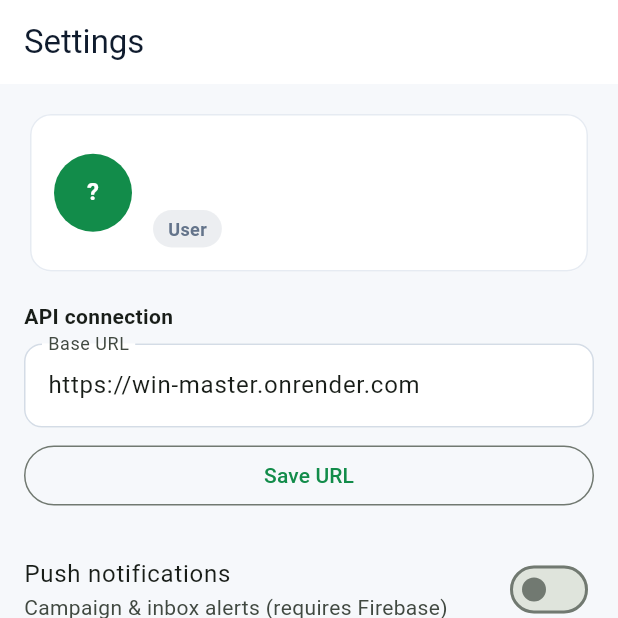
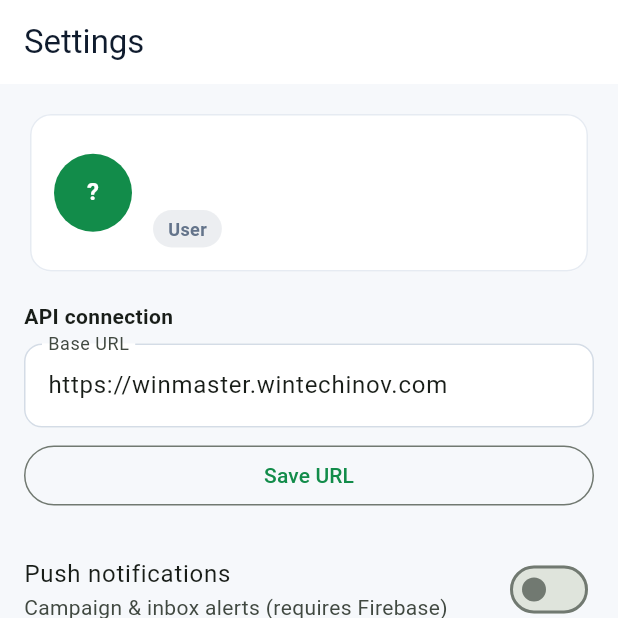
Before and after one commit to navin4489-ai/win-master, a Flutter app: the SettingsScreen screen opened by its route, on a phone screen of 412 x 824 dp, the top half of it. Run offline on Flutter 3.47's test engine with Material 3 defaults, Android fonts, the phone set to English and light mode, and no system bars; our stand-ins replace flutter_riverpod, flutter_secure_storage, go_router; accounts and stored records are empty.

Commit message:
Point mobile app to winmaster.wintechinov.com by default; add Cloudflare+Render custom domain setup guide

```diff
--- a/mobile/lib/core/config.dart
+++ b/mobile/lib/core/config.dart
@@ -4,7 +4,7 @@ class AppConfig {
   /// API base URL. For a local emulator use 10.0.2.2; for a deployed API use the Render URL.
   static String baseUrl = const String.fromEnvironment(
     'API_BASE_URL',
-    defaultValue: 'https://win-master.onrender.com',
+    defaultValue: 'https://winmaster.wintechinov.com',
   );
 }
 
```
Also changed, not shown: 1 other file.
